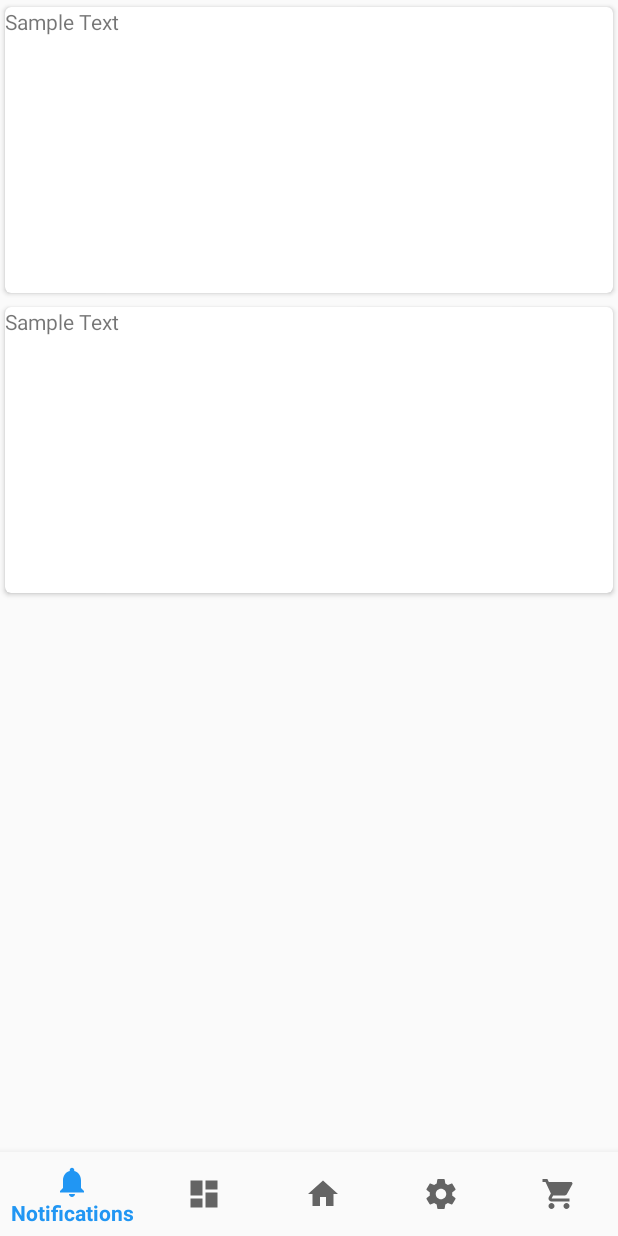
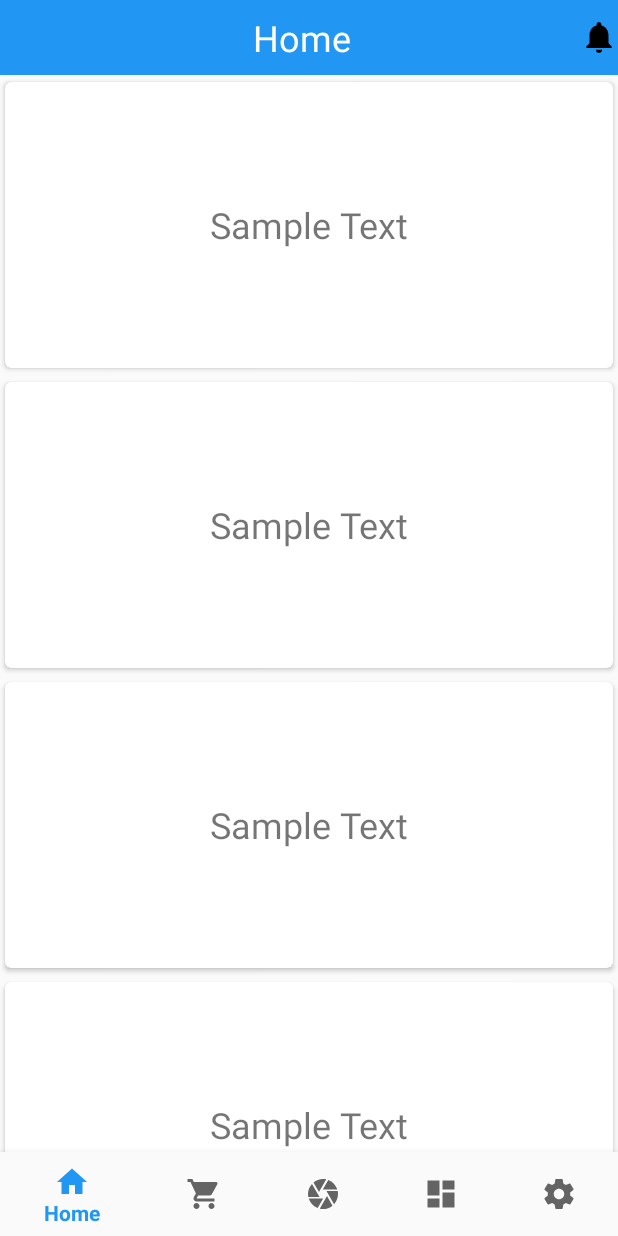
Before and after one commit to jparr721/Language-Learning, an Android app: the screen it shows after launch (MainActivity), on a phone screen of 412 x 824 dp. Run offline under Robolectric (Android 15) with nearby library versions, the phone set to English and light mode, and no system bars.

Commit message:
bug fixes on android test application

```diff
--- a/Android/BottomNavPractice/app/build.gradle
+++ b/Android/BottomNavPractice/app/build.gradle
@@ -28,6 +28,6 @@ dependencies {
     compile 'com.android.support:design:25.3.1'
     testCompile 'junit:junit:4.12'
     compile 'com.android.support.constraint:constraint-layout:1.0.2'
-    compile 'com.android.support:cardview-v7:25.+'
-    compile 'com.android.support:recyclerview-v7:25.+'
+    compile 'com.android.support:cardview-v7:25.3.1'
+    compile 'com.android.support:recyclerview-v7:25.3.1'
 }
--- a/Android/BottomNavPractice/app/src/main/java/com/example/jarred/bottomnavpractice/MainActivity.java
+++ b/Android/BottomNavPractice/app/src/main/java/com/example/jarred/bottomnavpractice/MainActivity.java
@@ -1,15 +1,12 @@
 package com.example.jarred.bottomnavpractice;
 
 import android.app.Fragment;
-import android.app.FragmentManager;
 import android.app.FragmentTransaction;
 import android.os.Bundle;
 import android.support.annotation.NonNull;
 import android.support.design.widget.BottomNavigationView;
-import android.support.v7.app.ActionBar;
 import android.support.v7.app.AppCompatActivity;
 import android.view.MenuItem;
-import android.widget.TextView;
 
 public class MainActivity extends AppCompatActivity {
 
@@ -27,8 +24,8 @@ public class MainActivity extends AppCompatActivity {
                 case R.id.navigation_dashboard:
                     selectedFragment = DashboardFragment.newInstance();
                     break;
-                case R.id.navigation_notifications:
-                    selectedFragment = NotificationFragment.newInstance();
+                case R.id.navigation_scanner:
+                    selectedFragment = ScannerFragment.newInstance();
                     break;
                 case R.id.navigation_settings:
                     selectedFragment = SettingsFragment.newInstance();
--- a/Android/BottomNavPractice/app/src/main/java/com/example/jarred/bottomnavpractice/NotificationFragment.java
+++ b/Android/BottomNavPractice/app/src/main/java/com/example/jarred/bottomnavpractice/ScannerFragment.java
@@ -11,13 +11,13 @@ import android.view.ViewGroup;
 /**
  * A simple {@link Fragment} subclass.
  */
-public class NotificationFragment extends Fragment {
-    public static NotificationFragment newInstance() {
-        NotificationFragment fragment = new NotificationFragment();
+public class ScannerFragment extends Fragment {
+    public static ScannerFragment newInstance() {
+        ScannerFragment fragment = new ScannerFragment();
         return fragment;
     }
 
-    public NotificationFragment() {
+    public ScannerFragment() {
         // Required empty public constructor
     }
 
--- /dev/null
+++ b/Android/BottomNavPractice/app/src/main/res/drawable/ic_camera_black_24px.xml
@@ -0,0 +1,9 @@
+<vector xmlns:android="http://schemas.android.com/apk/res/android"
+        android:width="24dp"
+        android:height="24dp"
+        android:viewportWidth="24.0"
+        android:viewportHeight="24.0">
+    <path
+        android:pathData="M9.4,10.5l4.77,-8.26C13.47,2.09 12.75,2 12,2c-2.4,0 -4.6,0.85 -6.32,2.25l3.66,6.35 0.06,-0.1zM21.54,9c-0.92,-2.92 -3.15,-5.26 -6,-6.34L11.88,9h9.66zM21.8,10h-7.49l0.29,0.5 4.76,8.25C21,16.97 22,14.61 22,12c0,-0.69 -0.07,-1.35 -0.2,-2zM8.54,12l-3.9,-6.75C3.01,7.03 2,9.39 2,12c0,0.69 0.07,1.35 0.2,2h7.49l-1.15,-2zM2.46,15c0.92,2.92 3.15,5.26 6,6.34L12.12,15L2.46,15zM13.73,15l-3.9,6.76c0.7,0.15 1.42,0.24 2.17,0.24 2.4,0 4.6,-0.85 6.32,-2.25l-3.66,-6.35 -0.93,1.6z"
+        android:fillColor="#000000"/>
+</vector>
--- a/Android/BottomNavPractice/app/src/main/res/layout/fragment_home.xml
+++ b/Android/BottomNavPractice/app/src/main/res/layout/fragment_home.xml
@@ -1,10 +1,41 @@
-<LinearLayout xmlns:android="http://schemas.android.com/apk/res/android"
+<ScrollView xmlns:android="http://schemas.android.com/apk/res/android"
     xmlns:tools="http://schemas.android.com/tools"
     xmlns:app="http://schemas.android.com/apk/res-auto"
+    android:layout_height="match_parent"
+    android:layout_width="match_parent">
+
+<LinearLayout
     android:layout_width="match_parent"
     android:layout_height="match_parent"
     tools:context="com.example.jarred.bottomnavpractice.HomeFragment"
     android:orientation="vertical">
+
+    <android.support.v7.widget.Toolbar android:layout_height="50dp"
+        xmlns:android="http://schemas.android.com/apk/res/android"
+        android:layout_width="match_parent"
+        android:background="@color/colorPrimary">
+
+        <ImageView
+            android:id="@+id/notifications"
+            android:layout_width="25dp"
+            android:layout_height="25dp"
+            android:src="@drawable/ic_notifications_black_24dp"
+            android:layout_gravity="end"
+            android:contentDescription="Notifications" />
+
+        <TextView
+            android:layout_width="match_parent"
+            android:layout_height="match_parent"
+            android:text="Home"
+            android:textAlignment="center"
+            android:gravity="center"
+            android:textSize="24sp"
+            android:textColor="@color/secondaryTextColor"
+            />
+
+
+    </android.support.v7.widget.Toolbar>
+
 
     <android.support.v7.widget.CardView
         xmlns:card_view="http://schemas.android.com/apk/res-auto"
@@ -18,6 +49,8 @@
             android:id="@+id/info_id"
             android:layout_width="match_parent"
             android:layout_height="match_parent"
+            android:textSize="24sp"
+            android:gravity="center"
             android:text="Sample Text"/>
 
         </android.support.v7.widget.CardView>
@@ -34,8 +67,47 @@
             android:id="@+id/info_id2"
             android:layout_width="match_parent"
             android:layout_height="match_parent"
+            android:textSize="24sp"
+            android:gravity="center"
+            android:text="Sample Text"/>
+
+    </android.support.v7.widget.CardView>
+
+    <android.support.v7.widget.CardView
+        xmlns:card_view="http://schemas.android.com/apk/res-auto"
+        android:id="@+id/card_view3"
+        android:layout_width="match_parent"
+        android:layout_height="200dp"
+        app:cardUseCompatPadding="true"
+        card_view:cardCornerRadius="4dp">
+
+        <TextView
+            android:id="@+id/info_id3"
+            android:layout_width="match_parent"
+            android:layout_height="match_parent"
+            android:textSize="24sp"
+            android:gravity="center"
+            android:text="Sample Text"/>
+
+    </android.support.v7.widget.CardView>
+
+    <android.support.v7.widget.CardView
+        xmlns:card_view="http://schemas.android.com/apk/res-auto"
+        android:id="@+id/card_view4"
+        android:layout_width="match_parent"
+        android:layout_height="200dp"
+        app:cardUseCompatPadding="true"
+        card_view:cardCornerRadius="4dp">
+
+        <TextView
+            android:id="@+id/info_id4"
+            android:layout_width="match_parent"
+            android:layout_height="match_parent"
+            android:textSize="24sp"
+            android:gravity="center"
             android:text="Sample Text"/>
 
     </android.support.v7.widget.CardView>
 
 </LinearLayout>
+</ScrollView>
--- a/Android/BottomNavPractice/app/src/main/res/layout/fragment_notification.xml
+++ b/Android/BottomNavPractice/app/src/main/res/layout/fragment_notification.xml
@@ -2,7 +2,7 @@
     xmlns:tools="http://schemas.android.com/tools"
     android:layout_width="match_parent"
     android:layout_height="match_parent"
-    tools:context="com.example.jarred.bottomnavpractice.NotificationFragment">
+    tools:context="com.example.jarred.bottomnavpractice.ScannerFragment">
 
     <!-- TODO: Update blank fragment layout -->
     <TextView
--- a/Android/BottomNavPractice/app/src/main/res/menu/navigation.xml
+++ b/Android/BottomNavPractice/app/src/main/res/menu/navigation.xml
@@ -2,9 +2,19 @@
 <menu xmlns:android="http://schemas.android.com/apk/res/android">
 
     <item
-        android:id="@+id/navigation_notifications"
-        android:icon="@drawable/ic_notifications_black_24dp"
-        android:title="@string/title_notifications" />
+        android:id="@+id/navigation_home"
+        android:icon="@drawable/ic_home_black_24dp"
+        android:title="@string/title_home" />
+
+    <item
+        android:id="@+id/navigation_food_map"
+        android:icon="@drawable/ic_shopping_cart_black_24px"
+        android:title="@string/map_text"/>
+
+    <item
+        android:id="@+id/navigation_scanner"
+        android:icon="@drawable/ic_camera_black_24px"
+        android:title="@string/scan_item" />
 
     <item
         android:id="@+id/navigation_dashboard"
@@ -12,18 +22,8 @@
         android:title="@string/title_dashboard" />
 
     <item
-        android:id="@+id/navigation_home"
-        android:icon="@drawable/ic_home_black_24dp"
-        android:title="@string/title_home" />
-
-    <item
         android:id="@+id/navigation_settings"
         android:icon="@drawable/ic_settings_black_24px"
         android:title="@string/settings"/>
 
-    <item
-        android:id="@+id/navigation_food_map"
-        android:icon="@drawable/ic_shopping_cart_black_24px"
-        android:title="@string/map_text"/>
-
 </menu>
--- a/Android/BottomNavPractice/app/src/main/res/values/colors.xml
+++ b/Android/BottomNavPractice/app/src/main/res/values/colors.xml
@@ -2,7 +2,8 @@
 <resources>
     <color name="colorPrimary">#2196F3</color>
     <color name="colorPrimaryDark">#1976D2</color>
-    <!--<color name="colorPrimaryLight">#BBDEFB</color>
-    <color name="primaryTextColor">#000</color>-->
+    <color name="colorPrimaryLight">#BBDEFB</color>
+    <color name="primaryTextColor">#000</color>
+    <color name="secondaryTextColor">#ffffff</color>
     <color name="colorAccent">#FFC107</color>
 </resources>
--- a/Android/BottomNavPractice/app/src/main/res/values/strings.xml
+++ b/Android/BottomNavPractice/app/src/main/res/values/strings.xml
@@ -8,4 +8,5 @@
     <string name="hello_blank_fragment">Hello blank fragment</string>
     <string name="settings">Settings</string>
     <string name="map_text">Near Me</string>
+    <string name="scan_item">Scan</string>
 </resources>
--- a/Android/BottomNavPractice/app/src/main/res/values/styles.xml
+++ b/Android/BottomNavPractice/app/src/main/res/values/styles.xml
@@ -5,8 +5,6 @@
         <!-- Customize your theme here. -->
         <item name="colorPrimary">@color/colorPrimary</item>
         <item name="colorPrimaryDark">@color/colorPrimaryDark</item>
-        <!--<item name="colorPrimaryLight">@color/colorPrimaryLight</item>
-        <item name="primaryTextColor">@color/primaryTextColor</item>-->
         <item name="colorAccent">@color/colorAccent</item>
     </style>
 
```
